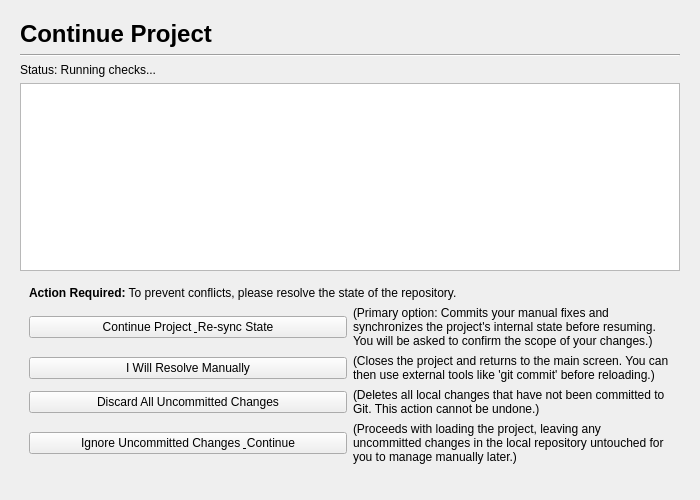
The window that gui/preflight_check_page.ui (mariolewis/asdf_factory) describes before a commit, drawn with Qt 5.
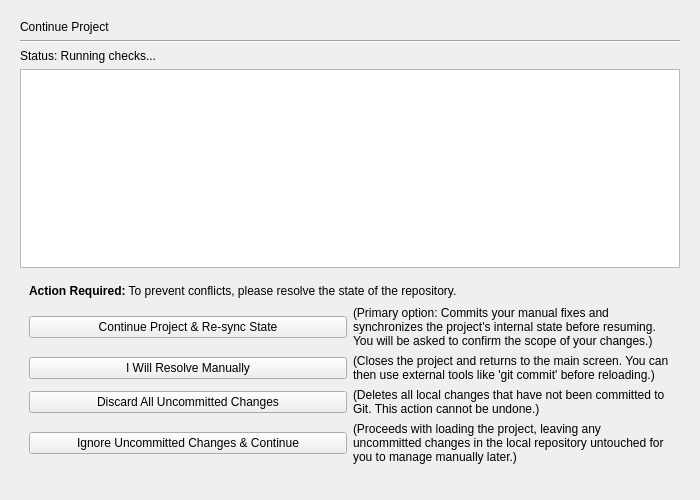
The same window after the commit. The open tabs and pages were chosen to show the change.

```diff
--- a/gui/preflight_check_page.ui
+++ b/gui/preflight_check_page.ui
@@ -31,9 +31,6 @@
      <property name="text">
       <string>Continue Project</string>
      </property>
-     <property name="styleSheet">
-      <string notr="true">font-size: 18pt; font-weight: bold;</string>
-     </property>
     </widget>
    </item>
    <item>
@@ -98,7 +95,7 @@
          <item row="0" column="0">
           <widget class="QPushButton" name="continueButton">
            <property name="text">
-            <string>Continue Project &amp; Re-sync State</string>
+            <string>Continue Project &amp;&amp; Re-sync State</string>
            </property>
           </widget>
          </item>
@@ -149,7 +146,7 @@
          <item row="3" column="0">
           <widget class="QPushButton" name="ignoreButton">
            <property name="text">
-            <string>Ignore Uncommitted Changes &amp; Continue</string>
+            <string>Ignore Uncommitted Changes &amp;&amp; Continue</string>
            </property>
           </widget>
          </item>
```
